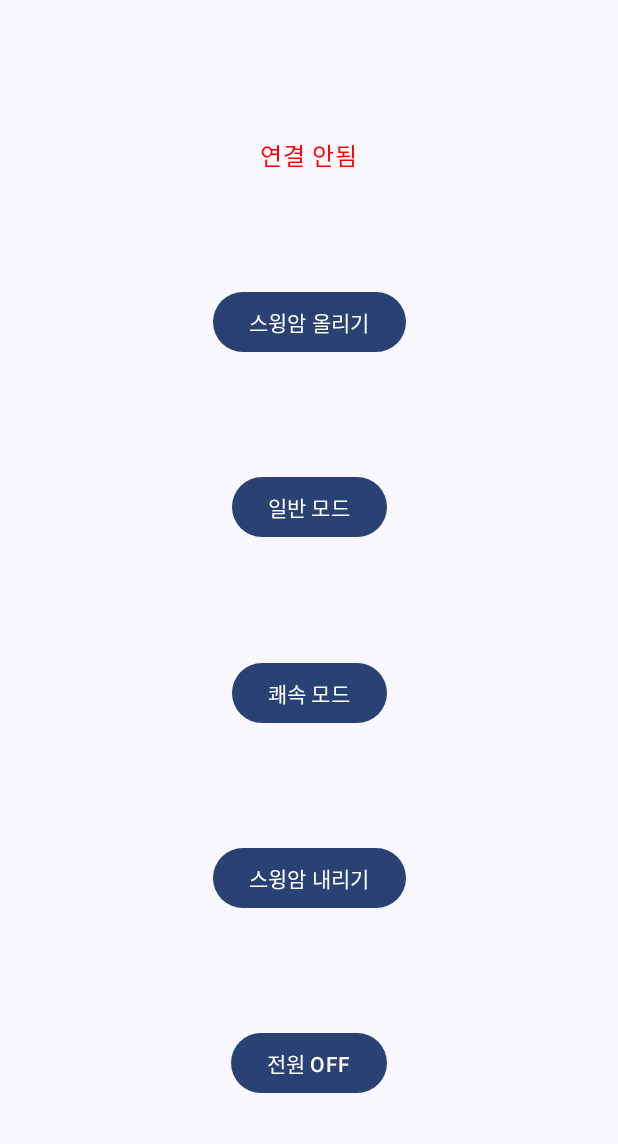
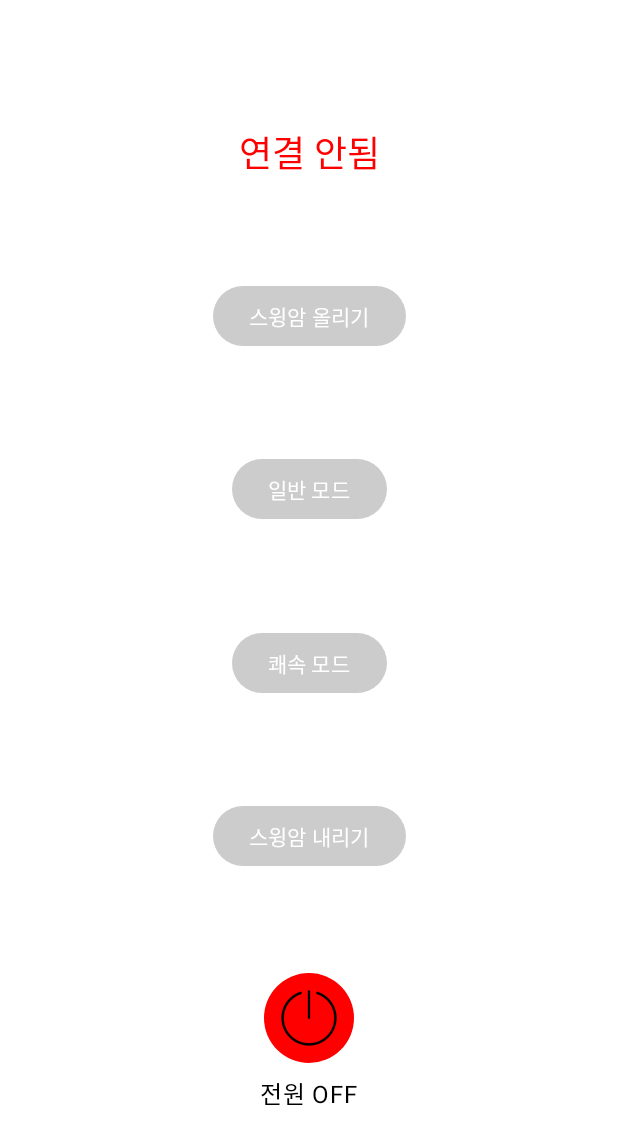
Before and after one commit to lth0422/shoe_cleaner, an Android app built with Jetpack Compose: the screen it shows after launch (MainActivity), on a phone screen of 412 x 824 dp. Shown: the top 1144 px of the screen. Run offline under Robolectric (Android 15) with nearby library versions, the phone set to English and light mode, and no system bars.

Commit message:
update Android UI design

```diff
--- a/Android/app/src/main/java/com/example/shoecleaner/MainActivity.kt
+++ b/Android/app/src/main/java/com/example/shoecleaner/MainActivity.kt
@@ -7,6 +7,9 @@ import androidx.compose.foundation.background
 import androidx.compose.foundation.layout.*
 import androidx.compose.foundation.shape.CircleShape
 import androidx.compose.material3.Button
+import androidx.compose.material3.ButtonDefaults
+import androidx.compose.material3.Icon
+import androidx.compose.material3.IconButton
 import androidx.compose.material3.MaterialTheme
 import androidx.compose.material3.Surface
 import androidx.compose.material3.Text
@@ -14,7 +17,10 @@ import androidx.compose.runtime.*
 import androidx.compose.ui.Alignment
 import androidx.compose.ui.Modifier
 import androidx.compose.ui.graphics.Color
+import androidx.compose.ui.graphics.Brush
+import androidx.compose.ui.res.painterResource
 import androidx.compose.ui.unit.dp
+import androidx.compose.ui.unit.sp
 import android.bluetooth.BluetoothAdapter
 import android.bluetooth.BluetoothDevice
 import android.bluetooth.BluetoothGatt
@@ -31,6 +37,7 @@ import java.util.*
 import com.example.shoecleaner.ui.theme.ShoeCleanerTheme
 import android.content.pm.PackageManager
 import androidx.activity.result.contract.ActivityResultContracts
+import androidx.compose.foundation.Image
 
 class MainActivity : ComponentActivity() {
     private var bluetoothGatt: BluetoothGatt? = null
@@ -60,7 +67,7 @@ class MainActivity : ComponentActivity() {
             ShoeCleanerTheme {
                 Surface(
                     modifier = Modifier.fillMaxSize(),
-                    color = MaterialTheme.colorScheme.background
+                    color = Color.White
                 ) {
                     ShoeCleanerControl(
                         isConnected = isConnected,
@@ -201,15 +208,67 @@ fun ShoeCleanerControl(
     Column(
         modifier = Modifier
             .fillMaxSize()
-            .padding(16.dp),
+            .padding(16.dp)
+            .background(Color.White),
         horizontalAlignment = Alignment.CenterHorizontally,
         verticalArrangement = Arrangement.SpaceEvenly
     ) {
-        Text(text = if (isConnected) "연결됨" else "연결 안됨", color = if (isConnected) Color.Green else Color.Red)
-        Button(onClick = { onButtonClick("SWING_UP") }) { Text("스윙암 올리기") }
-        Button(onClick = { onButtonClick("NORMAL_MODE") }) { Text("일반 모드") }
-        Button(onClick = { onButtonClick("QUICK_MODE") }) { Text("쾌속 모드") }
-        Button(onClick = { onButtonClick("SWING_DOWN") }) { Text("스윙암 내리기") }
-        Button(onClick = { onButtonClick("POWER_OFF") }) { Text("전원 OFF") }
+        Text(
+            text = if (isConnected) "연결됨" else "연결 안됨",
+            color = if (isConnected) Color.Green else Color.Red,
+            style = MaterialTheme.typography.headlineSmall
+
+        )
+        Button(
+            onClick = { onButtonClick("SWING_UP") },
+            colors = ButtonDefaults.buttonColors(containerColor = Color.LightGray),
+            shape = CircleShape
+        ) {
+            Text("스윙암 올리기")
+        }
+        Button(
+            onClick = { onButtonClick("NORMAL_MODE") },
+            colors = ButtonDefaults.buttonColors(containerColor = Color.LightGray),
+            shape = CircleShape
+        ) {
+            Text("일반 모드")
+        }
+        Button(
+            onClick = { onButtonClick("QUICK_MODE") },
+            colors = ButtonDefaults.buttonColors(containerColor = Color.LightGray),
+            shape = CircleShape
+        ) {
+            Text("쾌속 모드")
+        }
+        Button(
+            onClick = { onButtonClick("SWING_DOWN") },
+            colors = ButtonDefaults.buttonColors(containerColor = Color.LightGray),
+            shape = CircleShape
+        ) {
+            Text("스윙암 내리기")
+        }
+        Column(
+            horizontalAlignment = Alignment.CenterHorizontally,
+            verticalArrangement = Arrangement.spacedBy(8.dp)
+        ) {
+            IconButton(
+                onClick = { onButtonClick("POWER_OFF") },
+                modifier = Modifier
+                    .size(60.dp)
+                    .background(Color.Red, CircleShape)
+            ) {
+                Image(
+                    painter = painterResource(id = R.drawable.poweroff),
+                    contentDescription = "전원 OFF",
+                    modifier = Modifier.size(40.dp)
+                )
+            }
+
+            Text(
+                text = "전원 OFF",
+                fontSize = 16.sp,
+                color = Color.Black
+            )
+        }
     }
 }
```
Also changed, not shown: Android/app/src/main/res/drawable/poweroff.png (added), 1 other file.
